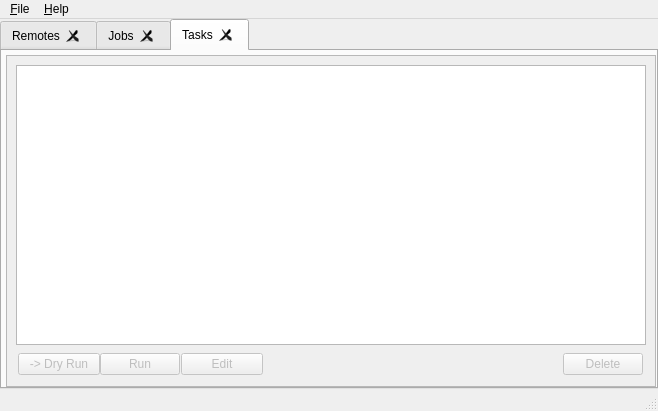
Old version of the form src/main_window.ui in the repository mmozeiko/RcloneBrowser.
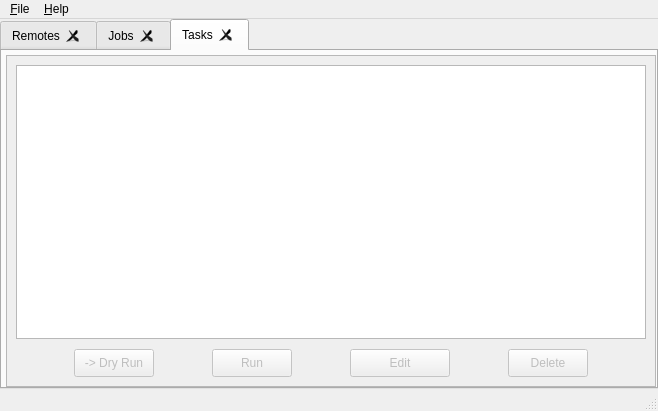
New version of the form.

Commit message: somewhat better layout of the task-tab buttons; restore/retain the user's task selection after an edit+save

What changed in the file:
```diff
--- a/src/main_window.ui
+++ b/src/main_window.ui
@@ -204,6 +204,12 @@
             </item>
             <item>
              <widget class="QWidget" name="tasksActionBar" native="true">
+              <property name="sizePolicy">
+               <sizepolicy hsizetype="Minimum" vsizetype="Preferred">
+                <horstretch>0</horstretch>
+                <verstretch>0</verstretch>
+               </sizepolicy>
+              </property>
               <property name="minimumSize">
                <size>
                 <width>200</width>
@@ -216,33 +222,45 @@
                 <height>32</height>
                </size>
               </property>
-              <layout class="QHBoxLayout" name="horizontalLayout_2" stretch="0,0,0,0,0">
+              <layout class="QHBoxLayout" name="horizontalLayout_2">
                <property name="spacing">
-                <number>0</number>
+                <number>4</number>
                </property>
                <property name="leftMargin">
-                <number>2</number>
+                <number>4</number>
                </property>
                <property name="topMargin">
-                <number>2</number>
+                <number>4</number>
                </property>
                <property name="rightMargin">
-                <number>2</number>
+                <number>4</number>
                </property>
                <property name="bottomMargin">
-                <number>2</number>
+                <number>4</number>
                </property>
                <item>
                 <widget class="QPushButton" name="buttonDryrunTask">
                  <property name="enabled">
                   <bool>false</bool>
                  </property>
+                 <property name="sizePolicy">
+                  <sizepolicy hsizetype="Fixed" vsizetype="Fixed">
+                   <horstretch>0</horstretch>
+                   <verstretch>0</verstretch>
+                  </sizepolicy>
+                 </property>
+                 <property name="minimumSize">
+                  <size>
+                   <width>0</width>
+                   <height>28</height>
+                  </size>
+                 </property>
                  <property name="text">
                   <string>-&gt; Dry Run</string>
                  </property>
                 </widget>
                </item>
-               <item alignment="Qt::AlignLeft">
+               <item>
                 <widget class="QPushButton" name="buttonRunTask">
                  <property name="enabled">
                   <bool>false</bool>
@@ -253,6 +271,12 @@
                    <verstretch>0</verstretch>
                   </sizepolicy>
                  </property>
+                 <property name="minimumSize">
+                  <size>
+                   <width>0</width>
+                   <height>28</height>
+                  </size>
+                 </property>
                  <property name="text">
                   <string>Run</string>
                  </property>
@@ -269,6 +293,12 @@
                    <verstretch>0</verstretch>
                   </sizepolicy>
                  </property>
+                 <property name="minimumSize">
+                  <size>
+                   <width>0</width>
+                   <height>28</height>
+                  </size>
+                 </property>
                  <property name="maximumSize">
                   <size>
                    <width>100</width>
@@ -284,22 +314,6 @@
                 </widget>
                </item>
                <item>
-                <spacer name="horizontalSpacer_2">
-                 <property name="orientation">
-                  <enum>Qt::Horizontal</enum>
-                 </property>
-                 <property name="sizeType">
-                  <enum>QSizePolicy::Maximum</enum>
-                 </property>
-                 <property name="sizeHint" stdset="0">
-                  <size>
-                   <width>300</width>
-                   <height>0</height>
-                  </size>
-                 </property>
-                </spacer>
-               </item>
-               <item alignment="Qt::AlignLeft">
                 <widget class="QPushButton" name="buttonDeleteTask">
                  <property name="enabled">
                   <bool>false</bool>
@@ -310,6 +324,12 @@
                    <verstretch>0</verstretch>
                   </sizepolicy>
                  </property>
+                 <property name="minimumSize">
+                  <size>
+                   <width>0</width>
+                   <height>28</height>
+                  </size>
+                 </property>
                  <property name="layoutDirection">
                   <enum>Qt::LeftToRight</enum>
                  </property>
```
The commit also changes 2 other files.
